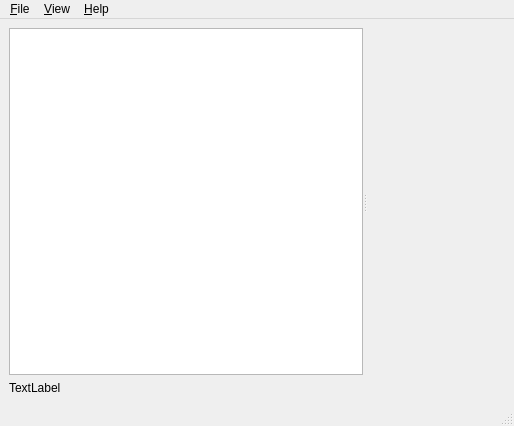
Before: the Qt Designer form src/win/mainwindow.ui in jedrzejowski/sokar-app, drawn with Qt 5.
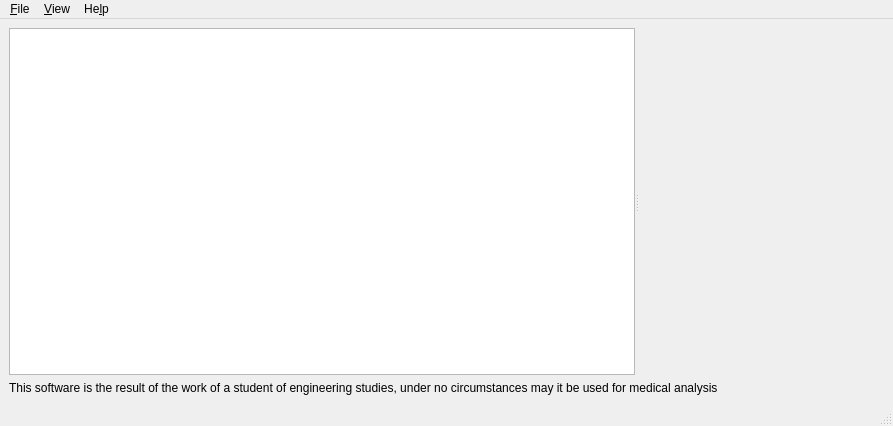
After: the same form once the commit is applied. Custom widgets are drawn as their Qt base class.

The edit to the form file:
```diff
--- a/src/win/mainwindow.ui
+++ b/src/win/mainwindow.ui
@@ -6,7 +6,7 @@
             <rect>
                 <x>0</x>
                 <y>0</y>
-                <width>514</width>
+    <width>893</width>
                 <height>426</height>
             </rect>
         </property>
@@ -27,7 +27,7 @@
                 <item>
                     <widget class="QLabel" name="label">
                         <property name="text">
-                            <string>TextLabel</string>
+       <string>This software is the result of the work of a student of engineering studies, under no circumstances may it be used for medical analysis</string>
                         </property>
                     </widget>
                 </item>
@@ -39,7 +39,7 @@
                 <rect>
                     <x>0</x>
                     <y>0</y>
-                    <width>514</width>
+     <width>893</width>
                     <height>26</height>
                 </rect>
             </property>
@@ -67,7 +67,7 @@
             </widget>
             <widget class="QMenu" name="menuHelp">
                 <property name="title">
-                    <string>&amp;Help</string>
+     <string>He&amp;lp</string>
                 </property>
                 <addaction name="actionHelp"/>
                 <addaction name="separator"/>
```
Left out of the diff: 17 changed lines with no effect on the pictures. Lines whose indentation alone changed are shown as unchanged.
